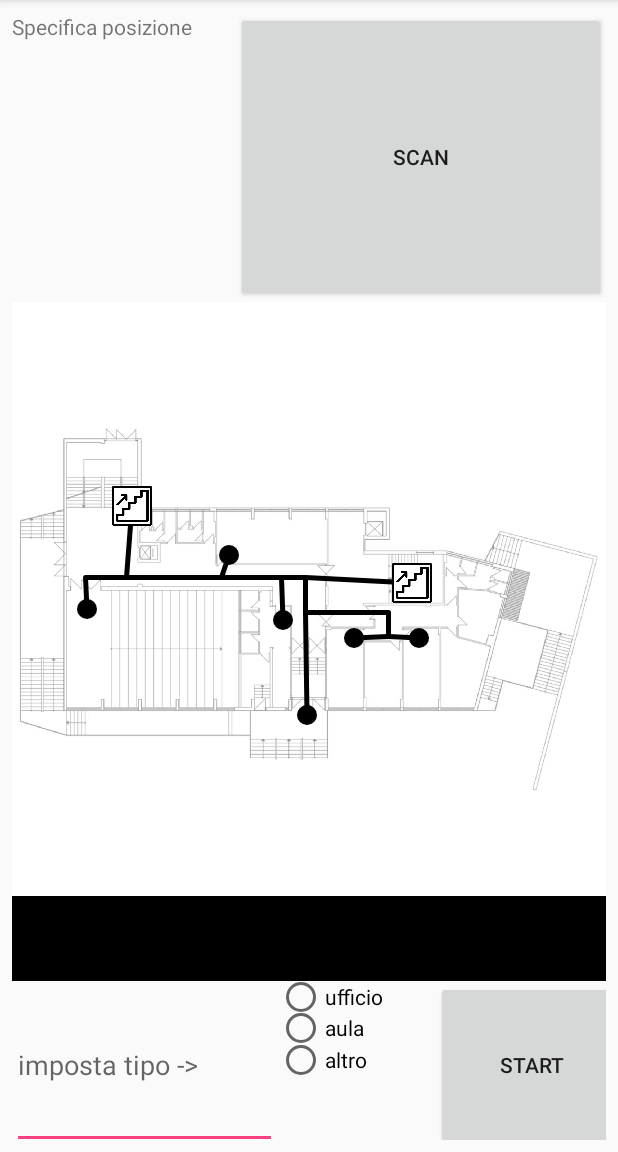
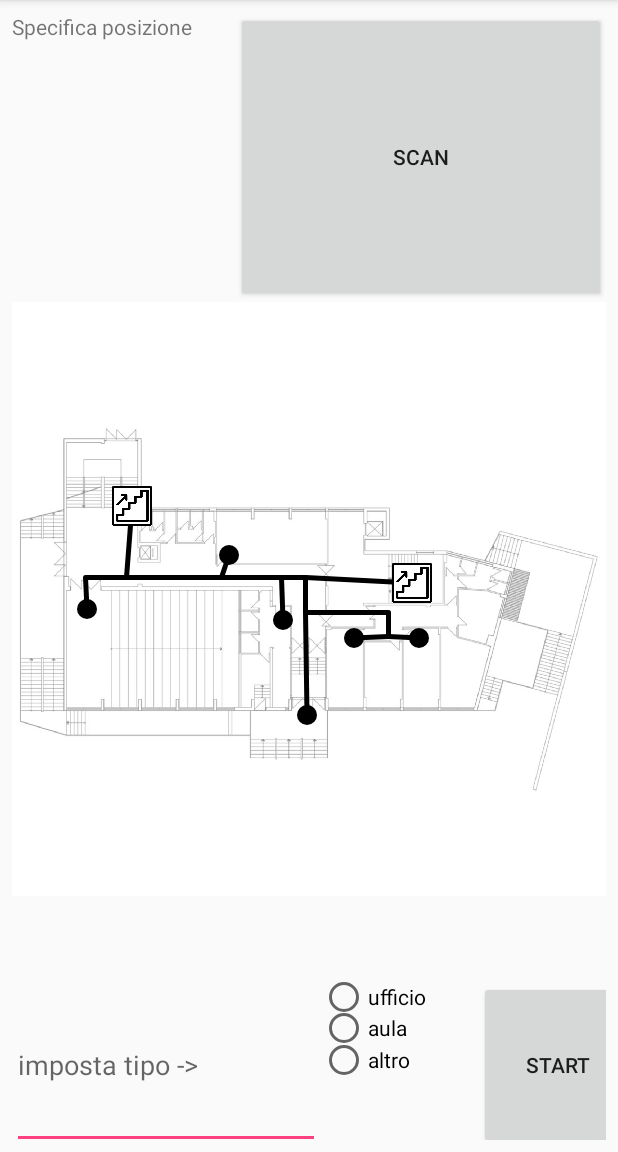
Before and after one commit to lucabartoli96/DMImap, an Android app: the screen it shows after launch (MainActivity), on a phone screen of 412 x 824 dp, the part 84-1236 px from its top. Run offline under Robolectric (Android 15) with nearby library versions, the phone set to English and light mode, and no system bars; libraries missing offline, so code that uses them is left out: me.dm7.barcodescanner; 4 statements that could not run were skipped.

Commit message:
Prima di sistemare il layout

```diff
--- a/app/src/main/java/ing_sw.frith.dmimap/Map/ing_sw/frith/dmimap/map/MapNodeName.java
+++ b/app/src/main/java/ing_sw.frith.dmimap/Map/ing_sw/frith/dmimap/map/MapNodeName.java
@@ -21,6 +21,7 @@ public abstract class MapNodeName {
 
     public abstract int getType();
     public abstract boolean matches(String input);
+    public abstract String toString();
 
 
     public int getId() {
--- a/app/src/main/java/ing_sw.frith.dmimap/Map/ing_sw/frith/dmimap/map/NamedMapNode.java
+++ b/app/src/main/java/ing_sw.frith.dmimap/Map/ing_sw/frith/dmimap/map/NamedMapNode.java
@@ -23,6 +23,11 @@ public class NamedMapNode extends MapNode {
 
 
 
+    public MapNodeName getName() {
+
+        return name;
+
+    }
 
 
     @Override
--- a/app/src/main/java/ing_sw/frith/dmimap/MainActivity.java
+++ b/app/src/main/java/ing_sw/frith/dmimap/MainActivity.java
@@ -1,27 +1,19 @@
 package ing_sw.frith.dmimap;
 
-import android.content.Context;
+
 import android.content.res.Resources;
-import android.inputmethodservice.InputMethodService;
-import android.support.annotation.IdRes;
 import android.support.v7.app.AppCompatActivity;
 import android.os.Bundle;
 import android.util.Log;
-import android.view.KeyEvent;
 import android.view.View;
 import android.view.ViewGroup;
-import android.view.inputmethod.EditorInfo;
-import android.view.inputmethod.InputMethodManager;
 import android.widget.Button;
 import android.widget.RadioGroup;
 import android.widget.RelativeLayout;
 import android.widget.TextView;
-import android.widget.Toast;
-
-import com.google.zxing.Result;
-
 import ing_sw.frith.dmimap.map.Map;
 import me.dm7.barcodescanner.zxing.ZXingScannerView;
+
 
 import static android.content.ContentValues.TAG;
 
@@ -32,28 +24,13 @@ public class MainActivity extends AppCompatActivity{
 
 
 
-        //useful references
-        Resources res;
 
-
-        Graph graph;
-
-        //UI components
+        private Graph graph;
         private ZXingScannerView scannerView;
         private boolean stopped;
-        private View screen;
-        private TextView pos, des;
-        private RelativeLayout map_window;
-        private RadioGroup type;
-        private Button scan, start;
         private Map map;
+        private NameList name_list;
 
-        NameList name_list;
-
-
-        private Position position;
-        private Destination destination;
-        private StartNavigation startNavigation;
 
 
 
@@ -63,7 +40,6 @@ public class MainActivity extends AppCompatActivity{
             super.onCreate(savedInstanceState);
             setContentView(R.layout.activity_main);
 
-            res = getResources();
 
 
             initMapResources();
@@ -73,6 +49,7 @@ public class MainActivity extends AppCompatActivity{
             initUIObjects();
 
         }
+
 
 
 
@@ -90,38 +67,27 @@ public class MainActivity extends AppCompatActivity{
 
 
 
-    private void initUIObjects() {
 
 
-        scannerView =new ZXingScannerView(this);
-        scannerView.setVisibility(View.INVISIBLE);
-        addContentView(scannerView, new ViewGroup.LayoutParams(ViewGroup.LayoutParams.MATCH_PARENT, ViewGroup.LayoutParams.MATCH_PARENT));
+    private void initMap() {
 
+        map = new Map(this, MapR.getFloorsNumber(), MapR.getFloorsImages(), MapR.getNodes(), MapR.getEdges());
+        RelativeLayout map_window = (RelativeLayout) findViewById(R.id.map_window);
+        map_window.addView(map);
 
-        screen      =                  findViewById(R.id.screen);
-        pos         = (TextView)       findViewById(R.id.pos);
-        scan        = (Button)         findViewById(R.id.scan);
+    }
 
 
 
-        position    = new Position(scannerView, screen, pos, scan, name_list);
-
-        des        = (TextView)       findViewById(R.id.des);
-        type       = (RadioGroup)     findViewById(R.id.type);
-
-        destination = new Destination(des, type, name_list);
 
 
-        start      = (Button)         findViewById(R.id.start);
 
 
-        startNavigation = new StartNavigation(start, position, destination, graph, map);
+    private void initNameList() {
 
-
-        Log.d(TAG, "initUIObjects!");
+        name_list = MapR.getNameList();
 
     }
-
 
 
 
@@ -138,24 +104,58 @@ public class MainActivity extends AppCompatActivity{
 
 
 
-    private void initMap() {
-
-        map = new Map(this, MapR.getFloorsNumber(), MapR.getFloorsImages(), MapR.getNodes(), MapR.getEdges());
-        map_window = (RelativeLayout) findViewById(R.id.map_window);
-        map_window.addView(map);
 
 
-        Log.d(TAG, "initMap!");
+    private void initUIObjects() {
+
+
+        scannerView =new ZXingScannerView(this);
+        scannerView.setVisibility(View.INVISIBLE);
+        addContentView(scannerView, new ViewGroup.LayoutParams(ViewGroup.LayoutParams.MATCH_PARENT, ViewGroup.LayoutParams.MATCH_PARENT));
+
+
+        View     screen      =                  findViewById(R.id.screen);
+        TextView pos         = (TextView)       findViewById(R.id.pos);
+        Button   scan        = (Button)         findViewById(R.id.scan);
+
+
+
+        Position position    = new Position(scannerView, screen, pos, scan, name_list);
+
+        TextView   des        = (TextView)       findViewById(R.id.des);
+        RadioGroup type       = (RadioGroup)     findViewById(R.id.type);
+
+        Destination destination = new Destination(des, type, name_list);
+
+
+        Button start      = (Button)         findViewById(R.id.start);
+
+
+        new StartNavigation(start, position, destination, graph, map);
 
     }
 
 
 
-    private void initNameList() {
 
-        name_list = MapR.getNameList();
 
-    }
+
+
+
+
+
+
+
+
+
+
+
+
+
+
+
+
+
 
     @Override
     public void onResume() {
--- a/app/src/main/res/layout/activity_main.xml
+++ b/app/src/main/res/layout/activity_main.xml
@@ -62,7 +62,6 @@
             android:layout_width="match_parent"
             android:layout_height="348dp"
             android:layout_weight="0.35"
-            android:background="@android:color/background_dark"
             android:visibility="visible">
 
         </RelativeLayout>
@@ -111,7 +110,7 @@
 
             <Button
                 android:id="@+id/start"
-                android:layout_width="128dp"
+                android:layout_width="106dp"
                 android:layout_height="match_parent"
                 android:text="Start" />
         </LinearLayout>
```
Also changed, not shown: app/src/main/java/ing_sw.frith.dmimap/Map/ing_sw/frith/dmimap/map/ClassRoomNodeName.java (+8 -0 lines), app/src/main/java/ing_sw.frith.dmimap/Map/ing_sw/frith/dmimap/map/OfficeNodeName.java (+21 -0 lines), app/src/main/java/ing_sw.frith.dmimap/Map/ing_sw/frith/dmimap/map/OtherNodeName.java (+8 -0 lines), app/src/main/java/ing_sw/frith/dmimap/Destination.java (+57 -42 lines), app/src/main/java/ing_sw/frith/dmimap/Position.java (+58 -38 lines). Lines whose indentation alone changed are shown as unchanged.
